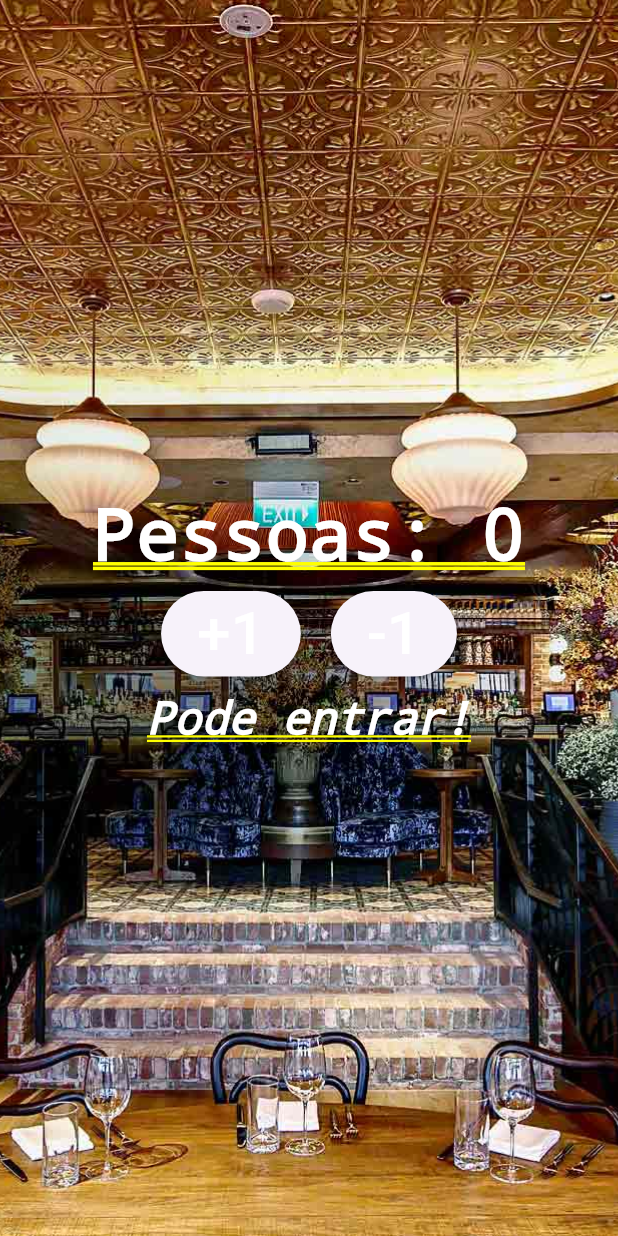
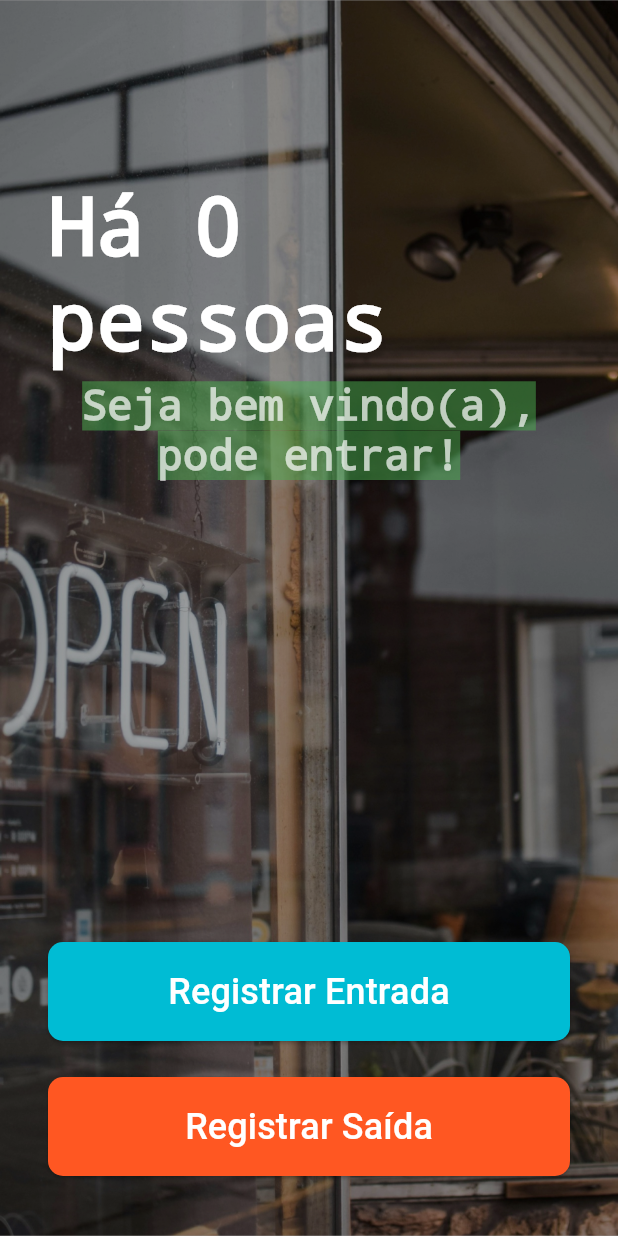
Before and after one commit to Ana678/atv_01_flutter, a Flutter app: the screen it shows after launch, on a phone screen of 412 x 824 dp. Run offline on Flutter 3.47's test engine with Material 3 defaults, Android fonts, the phone set to English and light mode, and no system bars.

Commit message:
first update

```diff
--- a/lib/main.dart
+++ b/lib/main.dart
@@ -1,6 +1,10 @@
 import 'package:flutter/material.dart';
-
+import 'package:flutter/services.dart';
 void main() {
+    SystemChrome.setSystemUIOverlayStyle(SystemUiOverlayStyle(
+        systemNavigationBarIconBrightness: Brightness.light,
+        systemNavigationBarColor: Colors.black87,
+    ));
     runApp(
         MaterialApp(title: "Contador de pessoas", home: Home())); //Material App
 }
@@ -12,16 +16,19 @@ class Home extends StatefulWidget {
 
 class _HomeState extends State<Home> {
   int _pessoa = 0;
-  String _mensagem = "Pode entrar!";
+  String _mensagem = "Seja bem vindo(a), pode entrar!";
+  Color _bg_color_mensagem = Colors.green;
 
   void _changePeople(int delta) {
     setState(() {
       _pessoa += delta;
       if (_pessoa >= 20) {
-        _mensagem = "Lotado, não pode entrar.";
+        _mensagem = "No momento está lotado, aguarde um momento.";
+        _bg_color_mensagem = Colors.red;
         _pessoa = 20;
       } else if (_pessoa < 20 && _pessoa >= 0) {
-        _mensagem = "Pode entrar!";
+        _mensagem = "Seja bem vindo(a), pode entrar!";
+        _bg_color_mensagem = Colors.green;
       } else {
         _pessoa = 0;
       }
@@ -34,37 +41,77 @@ class _HomeState extends State<Home> {
         Image.asset(
             "Imagens/restaurante.jpg",
             fit: BoxFit.cover,
-          height: 1000.0,
+            height: double.infinity,
+        ),
+        Container(
+            width: double.infinity,
+            height: double.infinity,
+            color: Colors.black38,
+        ),
+        Padding(
+            padding: EdgeInsets.fromLTRB(32, 120, 32, 40),
+            child:  Column(
+                mainAxisAlignment: MainAxisAlignment.spaceBetween,
+                children: <Widget>[
+                Column(
+                    children: <Widget>[
+                        Text(
+                            "Há $_pessoa pessoas",
+                            style: TextStyle(
+                                color: Colors.white,
+                                fontWeight: FontWeight.bold,
+                                fontSize: 54,
+                                decoration: TextDecoration.none,
+                            ),
+                        ),
+
+                        Padding(
+                            padding: EdgeInsets.fromLTRB(4, 8, 4, 0),
+                            child: Text(
+                                _mensagem,
+                                style: TextStyle(
+                                    color: Colors.white70,
+                                    fontSize: 28,
+                                    decoration: TextDecoration.none,
+                                    backgroundColor: _bg_color_mensagem.withOpacity(0.5),
+                                ),
+                                textAlign: TextAlign.center,
+                            ),
+                        ),
+                    ],
                 ),
                 Column(
-          mainAxisAlignment: MainAxisAlignment.center,
+                crossAxisAlignment: CrossAxisAlignment.stretch,
                 children: <Widget>[
-            Text(
-              "Pessoas: $_pessoa",
-              style:
-                  TextStyle(color: Colors.white, fontWeight: FontWeight.bold),
-            ), //text
-            Row(
-              mainAxisAlignment: MainAxisAlignment.center,
-              children: <Widget>[
-                Padding(
-                  padding: EdgeInsets.all(10.0),
-                  child: ElevatedButton(
+                    ElevatedButton(
+                        style: ElevatedButton.styleFrom(
+                            backgroundColor: Colors.cyan,
+                            shape: RoundedRectangleBorder(
+                                borderRadius: BorderRadius.circular(10.0), // Raio da borda do botão
+                            ),
+                            padding: EdgeInsets.all(16.0),
+                        ),
                         child: Text(
-                      "+1",
-                      style: TextStyle(fontSize: 40.0, color: Colors.white),
+                        "Registrar Entrada",
+                        style: TextStyle(fontSize: 24.0, color: Colors.white),
                         ),
                         onPressed: () {
                         _changePeople(1);
                         },
                     ),
+                    Padding(
+                        padding: EdgeInsets.fromLTRB(0, 24, 0, 0),
+                        child: ElevatedButton(
+                            style: ElevatedButton.styleFrom(
+                                backgroundColor:Colors.deepOrange,
+                                shape: RoundedRectangleBorder(
+                                    borderRadius: BorderRadius.circular(10.0), // Raio da borda do botão
                                 ),
-                Padding(
-                  padding: EdgeInsets.all(10.0),
-                  child: ElevatedButton(
+                                padding: EdgeInsets.all(16.0),
+                            ),
                             child: Text(
-                      "-1",
-                      style: TextStyle(fontSize: 40.0, color: Colors.white),
+                            "Registrar Saída",
+                            style: TextStyle(fontSize: 24.0, color: Colors.white),
                             ),
                             onPressed: () {
                             _changePeople(-1);
@@ -72,16 +119,10 @@ class _HomeState extends State<Home> {
                         ),
                     ),
                 ],
+                ),//text
+            ], //widget
+            ),//Column
         ),
-            Text(
-              _mensagem,
-              style: TextStyle(
-                  color: Colors.white,
-                  fontStyle: FontStyle.italic,
-                  fontSize: 30),
-            ) //text
-          ], //widget
-        ) //Column
       ],
     );
   }
```
Also changed, not shown: Imagens/restaurante.jpg, pubspec.lock, 1 other file. Lines whose indentation alone changed are shown as unchanged.
